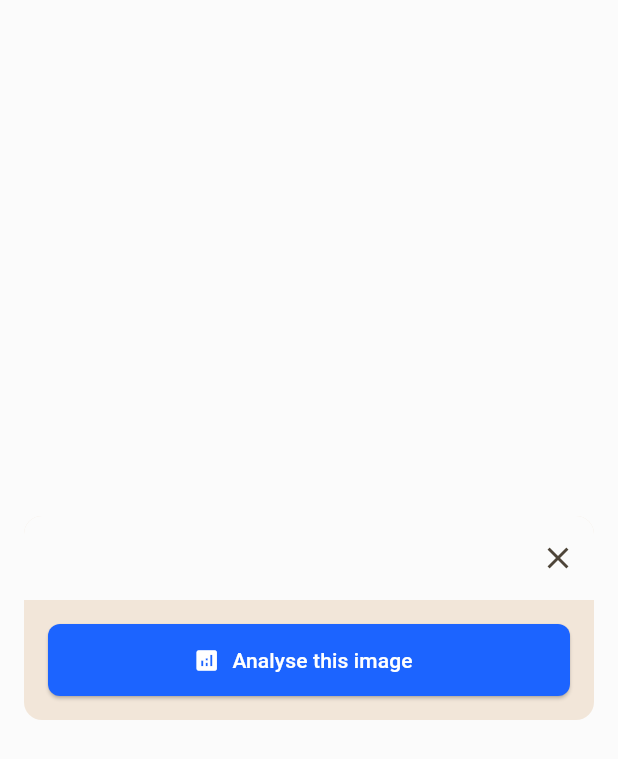
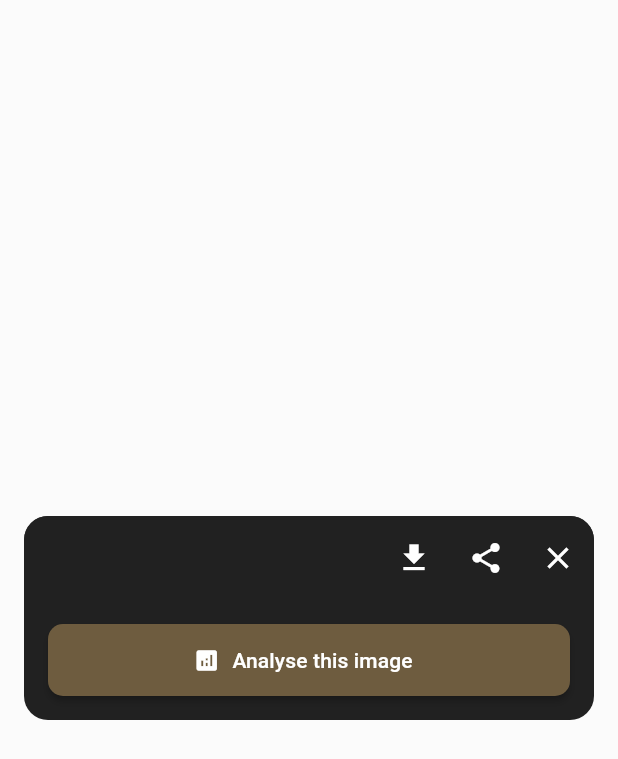
Before and after one commit to anhtuan284/chest-xray-multi-disease, a Flutter app: the PatientImageViewerDialog widget shown alone on an empty page, opened directly with empty values, on a phone screen of 412 x 824 dp. Shown: the top 759 px of the screen. Run offline on Flutter 3.47's test engine with Material 3 defaults, Android fonts, the light colour scheme and no system bars; our stand-ins replace audioplayers, built_collection, built_value, connectivity_plus, device_info_plus, dio and 16 more; missing offline and left inert: flutter_carousel_slider, universal_html; accounts and stored records are empty; generated files the repository leaves out were written again; network calls fail.

Commit message:
refactor: Improve UI components and loading indicators in patient screens

```diff
--- a/fe_flutter/lib/src/features/navigation/presentation/bottom_nav.dart
+++ b/fe_flutter/lib/src/features/navigation/presentation/bottom_nav.dart
@@ -25,7 +25,7 @@ class BottomNav extends ConsumerWidget {
   @override
   Widget build(BuildContext context, WidgetRef ref) {
     final theme = Theme.of(context);
-    final navNotifier = ref.read(navigationController.notifier);
+    ref.read(navigationController.notifier);
     final bool useSafeArea = isIOSPlatform;
 
     Widget buildNavigationBar() {
@@ -123,7 +123,7 @@ class BottomNav extends ConsumerWidget {
         Positioned(
           left: 0,
           right: 0,
-          top: -28,
+          top: -15,
           child: Center(child: buildFloatingActionButton()),
         ),
       ],
--- a/fe_flutter/lib/src/features/patients/presentation/patient_image_viewer_dialog.dart
+++ b/fe_flutter/lib/src/features/patients/presentation/patient_image_viewer_dialog.dart
@@ -18,23 +18,45 @@ class PatientImageViewerDialog extends StatelessWidget {
   @override
   Widget build(BuildContext context) {
     return Dialog(
+      backgroundColor: Colors.grey[900],
       insetPadding: const EdgeInsets.all(16),
-      shape: RoundedRectangleBorder(borderRadius: BorderRadius.circular(12)),
+      shape: RoundedRectangleBorder(borderRadius: BorderRadius.circular(16)),
       child: Column(
         mainAxisSize: MainAxisSize.min,
         children: [
           AppBar(
-            title: Text(title),
+            backgroundColor: Colors.grey[900],
+            title: Text(title, style: const TextStyle(color: Colors.white)),
             automaticallyImplyLeading: false,
             shape: const RoundedRectangleBorder(
               borderRadius: BorderRadius.only(
-                topLeft: Radius.circular(12),
-                topRight: Radius.circular(12),
+                topLeft: Radius.circular(16),
+                topRight: Radius.circular(16),
               ),
             ),
             actions: [
               IconButton(
-                icon: const Icon(Icons.close),
+                icon: const Icon(Icons.download, color: Colors.white),
+                tooltip: 'Download',
+                onPressed: () {
+                  // TODO: Implement download logic
+                  ScaffoldMessenger.of(context).showSnackBar(
+                    const SnackBar(content: Text('Download not implemented')),
+                  );
+                },
+              ),
+              IconButton(
+                icon: const Icon(Icons.share, color: Colors.white),
+                tooltip: 'Share',
+                onPressed: () {
+                  // TODO: Implement share logic
+                  ScaffoldMessenger.of(context).showSnackBar(
+                    const SnackBar(content: Text('Share not implemented')),
+                  );
+                },
+              ),
+              IconButton(
+                icon: const Icon(Icons.close, color: Colors.white),
                 onPressed: () => Navigator.of(context).pop(),
               ),
             ],
@@ -60,15 +82,16 @@ class PatientImageViewerDialog extends StatelessWidget {
             padding: const EdgeInsets.all(16.0),
             child: ElevatedButton.icon(
               onPressed: () => _navigateToPredictionScreen(context),
-              icon: const Icon(Icons.analytics),
-              label: const Text('Analyse this image'),
+              icon: const Icon(Icons.analytics, color: Colors.white),
+              label: const Text('Analyse this image', style: TextStyle(color: Colors.white)),
               style: ElevatedButton.styleFrom(
                 minimumSize: const Size(double.infinity, 48),
-                backgroundColor: Theme.of(context).primaryColor,
+                backgroundColor: Theme.of(context).colorScheme.secondary,
                 foregroundColor: Colors.white,
                 shape: RoundedRectangleBorder(
-                  borderRadius: BorderRadius.circular(8.0),
+                  borderRadius: BorderRadius.circular(10.0),
                 ),
+                elevation: 2,
               ),
             ),
           ),
```
Also changed, not shown: fe_flutter/lib/src/features/patients/presentation/patient_detail_screen.dart (+71 -34 lines), fe_flutter/lib/src/features/patients/presentation/patients_screen.dart (+59 -36 lines).
